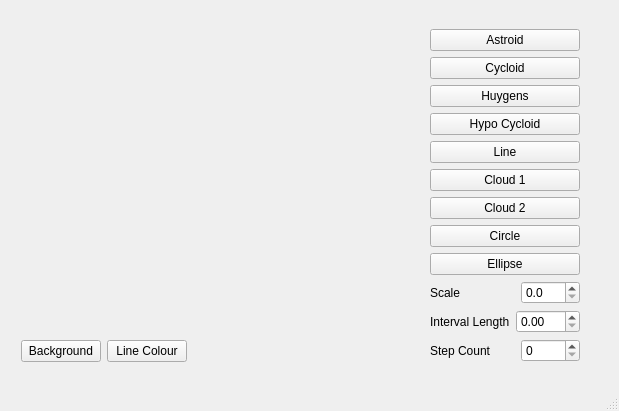
This is mainwindow.ui in rak10/Qt-Curves as Qt 5 draws it before an edit. The edited form follows.
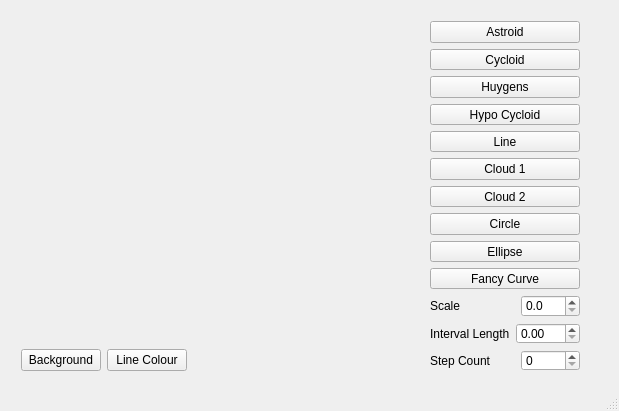
This is the edited form. Custom widgets are drawn as their Qt base class.

Commit message: 19. Added a new shape (fancy curve)

What changed in the file:
```diff
--- a/mainwindow.ui
+++ b/mainwindow.ui
@@ -20,7 +20,7 @@
       <x>10</x>
       <y>10</y>
       <width>581</width>
-      <height>371</height>
+      <height>372</height>
      </rect>
     </property>
     <layout class="QGridLayout" name="gridLayout">
@@ -127,6 +127,13 @@
          </property>
         </widget>
        </item>
+       <item>
+        <widget class="QPushButton" name="btnFancy">
+         <property name="text">
+          <string>Fancy Curve</string>
+         </property>
+        </widget>
+       </item>
        <item>
         <layout class="QHBoxLayout" name="horizontalLayout">
          <item>
```
The commit also changes 5 other files.
